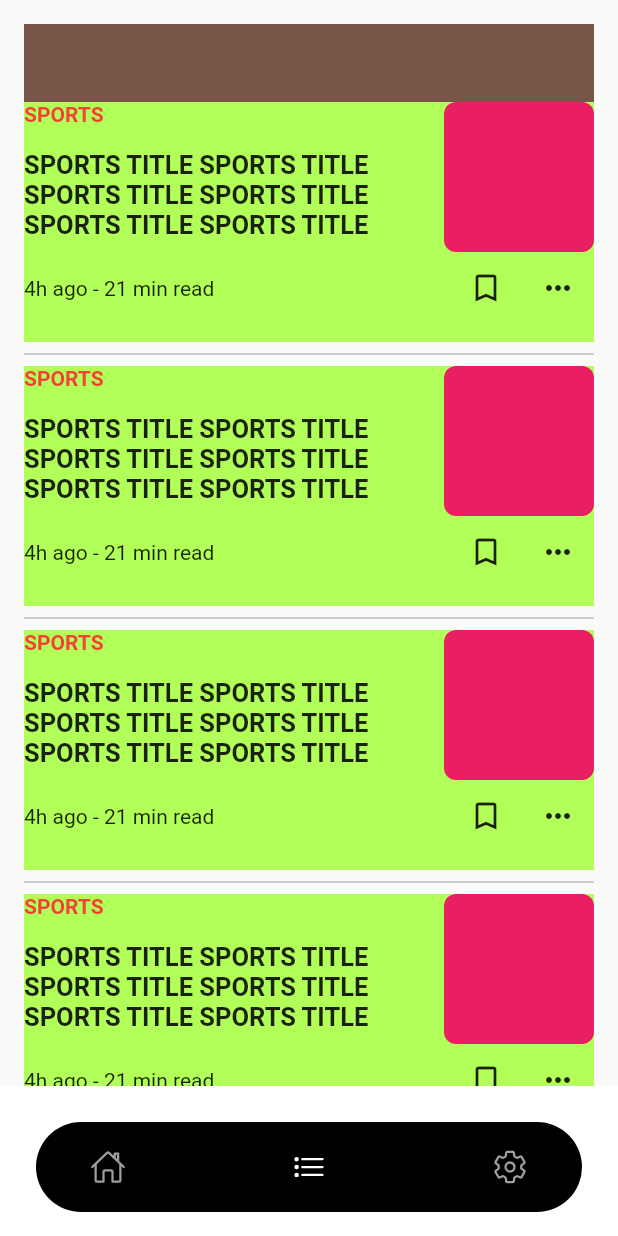
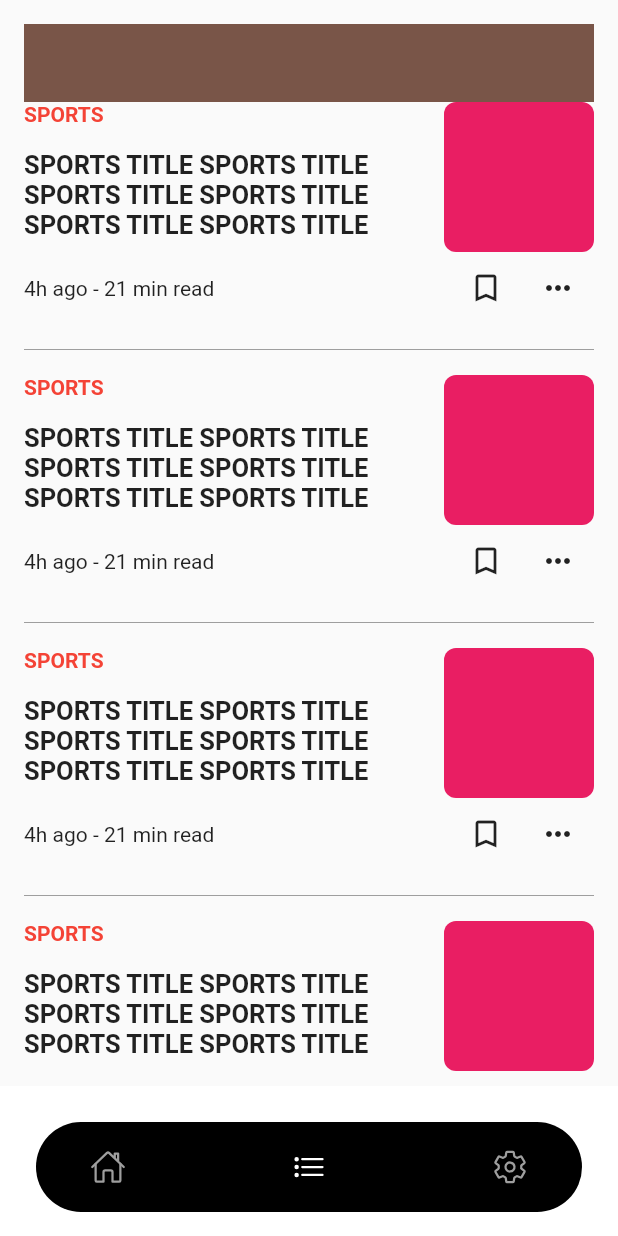
Before and after one commit to JAICHANGPARK/flutter_notebook_chapter_24, a Flutter app: the NewsAppMainPage screen opened directly, item 2 of the bottom bar chosen, on a phone screen of 412 x 824 dp. Run offline on Flutter 3.47's test engine with Material 2 defaults, Android fonts, the phone set to English and light mode, and no system bars; our stand-ins replace flutter_riverpod, freezed_annotation, ionicons, percent_indicator; missing offline and left inert: crypto_font_icons; network calls fail.

Commit message:
Update news_app_main_apge.dart

```diff
--- a/lib/ep1377_news_app/view/news_app_main_apge.dart
+++ b/lib/ep1377_news_app/view/news_app_main_apge.dart
@@ -233,11 +233,12 @@ class _NewsAppMainPageState extends State<NewsAppMainPage> {
                             itemCount: 10,
                             separatorBuilder: (context, _) => Divider(
                               color: Colors.grey,
+                              height: 34,
                             ),
                             itemBuilder: (context, index) {
                               return Container(
-                                height: 160,
-                                color: Colors.lightGreenAccent,
+                                height: 148,
+                                // color: Colors.lightGreenAccent,
                                 child: Column(
                                   children: [
                                     Row(
```
